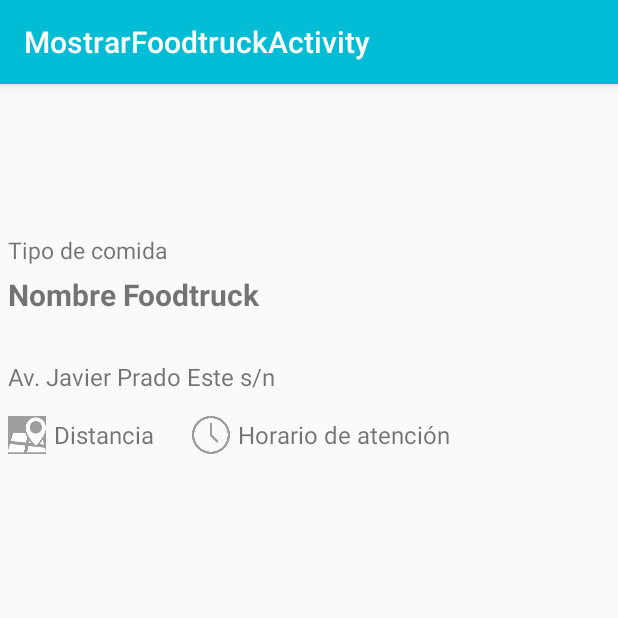
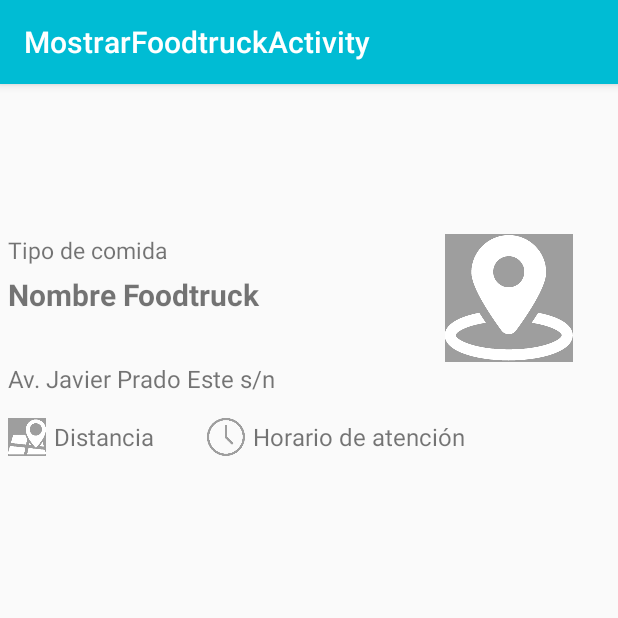
Before and after one commit to stephmorzan/FoodTracker, an Android app: the MostrarFoodtruckActivity screen opened directly, with no data from a screen before it, on a phone screen of 412 x 824 dp, the top half of it. Run offline under Robolectric (Android 15) with nearby library versions, the phone set to English and light mode, and no system bars; libraries missing offline, so code that uses them is left out: com.rey.material; plain views replace TextView.

Commit message:
Perfil de Foodtruck, parte 1 acabado. Ahora comenzar con Comentarios.

```diff
--- a/app/src/main/res/layout/activity_mostrar_foodtruck.xml
+++ b/app/src/main/res/layout/activity_mostrar_foodtruck.xml
@@ -26,8 +26,6 @@
 
     </android.support.design.widget.AppBarLayout>
 
-
-
             <LinearLayout
                 xmlns:android="http://schemas.android.com/apk/res/android"
                 xmlns:app="http://schemas.android.com/apk/res-auto"
@@ -43,6 +41,16 @@
                     android:id="@+id/iviFtcFoto"
                     android:layout_width="match_parent"
                     android:layout_height="100dp" />
+
+                <RelativeLayout
+                    android:layout_width="wrap_content"
+                    android:layout_height="wrap_content">
+
+                <LinearLayout
+                    android:id="@+id/llaNombTipoFtc"
+                        android:layout_width="match_parent"
+                        android:layout_height="wrap_content"
+                        android:orientation="vertical">
 
                 <com.rey.material.widget.TextView
                     android:id="@+id/tviFtcTipo"
@@ -65,6 +73,19 @@
                     android:layout_marginLeft="5dp"
                     android:textStyle="bold"/>
 
+                </LinearLayout>
+
+                    <ImageView
+                        android:layout_width="wrap_content"
+                        android:layout_height="wrap_content"
+                        android:src="@mipmap/checkin"
+                        android:background="#9E9E9E"
+                        android:layout_alignTop="@id/llaNombTipoFtc"
+                        android:layout_alignParentRight="true"
+                        android:layout_marginRight="30dp" />
+
+                </RelativeLayout>
+
                 <com.rey.material.widget.TextView
                     android:id="@+id/tviFtcDireccion"
                     android:layout_width="wrap_content"
@@ -73,8 +94,8 @@
                     android:text="Av. Javier Prado Este s/n"
                     android:textSize="16dp"
                     android:layout_marginBottom="15dp"
-            android:layout_marginLeft="5dp"
-            />
+                    android:layout_marginLeft="5dp" />
+
 
                 <LinearLayout
                     android:layout_width="match_parent"
@@ -95,7 +116,7 @@
                         android:layout_height="wrap_content"
                         android:text="Distancia"
                         android:textSize="16dp"
-                android:layout_marginRight="20dp"/>
+                        android:layout_marginRight="30dp"/>
 
                     <ImageView
                         android:layout_width="25dp"
@@ -112,6 +133,8 @@
 
                 </LinearLayout>
 
+
+
         </LinearLayout>
 
     </LinearLayout>
```
Lines whose indentation alone changed are shown as unchanged.
